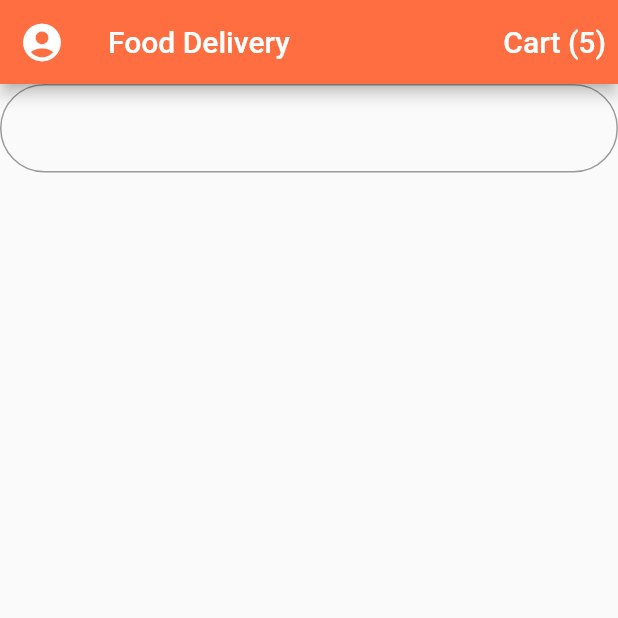
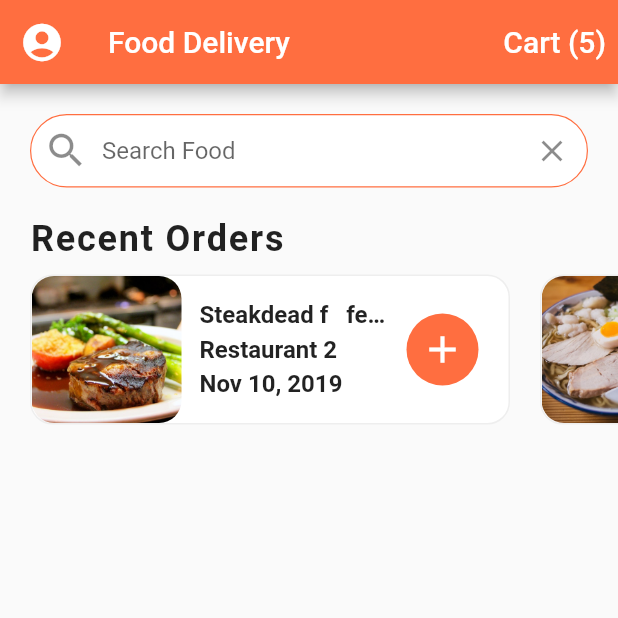
Before and after one commit to RoseNeezar/food-delivery-fl, a Flutter app: the screen it shows after launch, on a phone screen of 412 x 824 dp, the top half of it. Run offline on Flutter 3.47's test engine with Material 2 defaults, Android fonts, the phone set to English and light mode, and no system bars.

Commit message:
add side scroller

```diff
--- a/lib/screens/home.screens.dart
+++ b/lib/screens/home.screens.dart
@@ -1,5 +1,6 @@
 import 'package:flutter/material.dart';
 import 'package:flutter_food_delivery_ui/data/data.dart';
+import 'package:flutter_food_delivery_ui/widgets/recentOrders.dart';
 
 class HomeScreen extends StatefulWidget {
   @override
@@ -28,11 +29,32 @@ class _HomeScreenState extends State<HomeScreen> {
       ),
       body: ListView(
         children: <Widget>[
-          TextField(
-            decoration: InputDecoration(
-                border: OutlineInputBorder(
-                    borderRadius: BorderRadius.circular(30))),
-          )
+          Padding(
+            padding: const EdgeInsets.all(20.0),
+            child: TextField(
+              decoration: InputDecoration(
+                  fillColor: Colors.white,
+                  filled: true,
+                  contentPadding: EdgeInsets.symmetric(vertical: 15.0),
+                  border: OutlineInputBorder(
+                      borderRadius: BorderRadius.circular(30),
+                      borderSide: BorderSide(width: 0.8)),
+                  enabledBorder: OutlineInputBorder(
+                      borderRadius: BorderRadius.circular(30),
+                      borderSide: BorderSide(
+                          width: 0.8, color: Theme.of(context).primaryColor)),
+                  hintText: "Search Food",
+                  prefixIcon: Icon(
+                    Icons.search,
+                    size: 30.0,
+                  ),
+                  suffixIcon: IconButton(
+                    icon: Icon(Icons.clear),
+                    onPressed: () {},
+                  )),
+            ),
+          ),
+          RecentOrders()
         ],
       ),
     );
--- /dev/null
+++ b/lib/widgets/recentOrders.dart
@@ -0,0 +1,128 @@
+import 'package:flutter/material.dart';
+import 'package:flutter_food_delivery_ui/data/data.dart';
+import 'package:flutter_food_delivery_ui/models/order.dart';
+
+class RecentOrders extends StatelessWidget {
+  _buildRecentOrder(BuildContext context, Order order) {
+    return Container(
+      margin: EdgeInsets.all(10.0),
+      width: 320.0,
+      decoration: BoxDecoration(
+        color: Colors.white,
+        borderRadius: BorderRadius.circular(15.0),
+        border: Border.all(
+          width: 1.0,
+          color: Colors.grey[200],
+        ),
+      ),
+      child: Row(
+        mainAxisAlignment: MainAxisAlignment.spaceBetween,
+        children: <Widget>[
+          Expanded(
+            child: Row(
+              children: [
+                ClipRRect(
+                  borderRadius: BorderRadius.circular(15.0),
+                  child: Image(
+                    image: AssetImage(order.food.imageUrl),
+                    height: 100.0,
+                    width: 100.0,
+                    fit: BoxFit.cover,
+                  ),
+                ),
+                Expanded(
+                  child: Container(
+                    margin: EdgeInsets.all(12.0),
+                    child: Column(
+                      mainAxisAlignment: MainAxisAlignment.center,
+                      crossAxisAlignment: CrossAxisAlignment.start,
+                      children: <Widget>[
+                        Text(
+                          order.food.name + 'dead f   fedede   fef',
+                          style: TextStyle(
+                            fontSize: 16.0,
+                            fontWeight: FontWeight.bold,
+                          ),
+                          overflow: TextOverflow.ellipsis,
+                        ),
+                        SizedBox(
+                          height: 4.0,
+                        ),
+                        Text(
+                          order.restaurant.name,
+                          style: TextStyle(
+                            fontSize: 16.0,
+                            fontWeight: FontWeight.w600,
+                          ),
+                          overflow: TextOverflow.ellipsis,
+                        ),
+                        SizedBox(
+                          height: 4.0,
+                        ),
+                        Text(
+                          order.date,
+                          style: TextStyle(
+                            fontSize: 16.0,
+                            fontWeight: FontWeight.w600,
+                          ),
+                          overflow: TextOverflow.ellipsis,
+                        ),
+                      ],
+                    ),
+                  ),
+                ),
+              ],
+            ),
+          ),
+          Container(
+            width: 48.0,
+            margin: EdgeInsets.only(right: 20.0),
+            decoration: BoxDecoration(
+              color: Theme.of(context).primaryColor,
+              borderRadius: BorderRadius.circular(30.0),
+            ),
+            child: IconButton(
+              icon: Icon(Icons.add),
+              iconSize: 30.0,
+              color: Colors.white,
+              onPressed: () {},
+            ),
+          )
+        ],
+      ),
+    );
+  }
+
+  @override
+  Widget build(BuildContext context) {
+    return Column(
+      crossAxisAlignment: CrossAxisAlignment.start,
+      children: <Widget>[
+        Padding(
+          padding: const EdgeInsets.symmetric(horizontal: 20.0),
+          child: Text(
+            'Recent Orders',
+            style: TextStyle(
+              fontSize: 24.0,
+              fontWeight: FontWeight.w600,
+              letterSpacing: 1.2,
+            ),
+          ),
+        ),
+        Container(
+          height: 120.0,
+          child: ListView.builder(
+            physics: BouncingScrollPhysics(),
+            padding: EdgeInsets.only(left: 10.0),
+            scrollDirection: Axis.horizontal,
+            itemCount: currentUser.orders.length,
+            itemBuilder: (BuildContext context, int index) {
+              Order order = currentUser.orders[index];
+              return _buildRecentOrder(context, order);
+            },
+          ),
+        )
+      ],
+    );
+  }
+}
```
